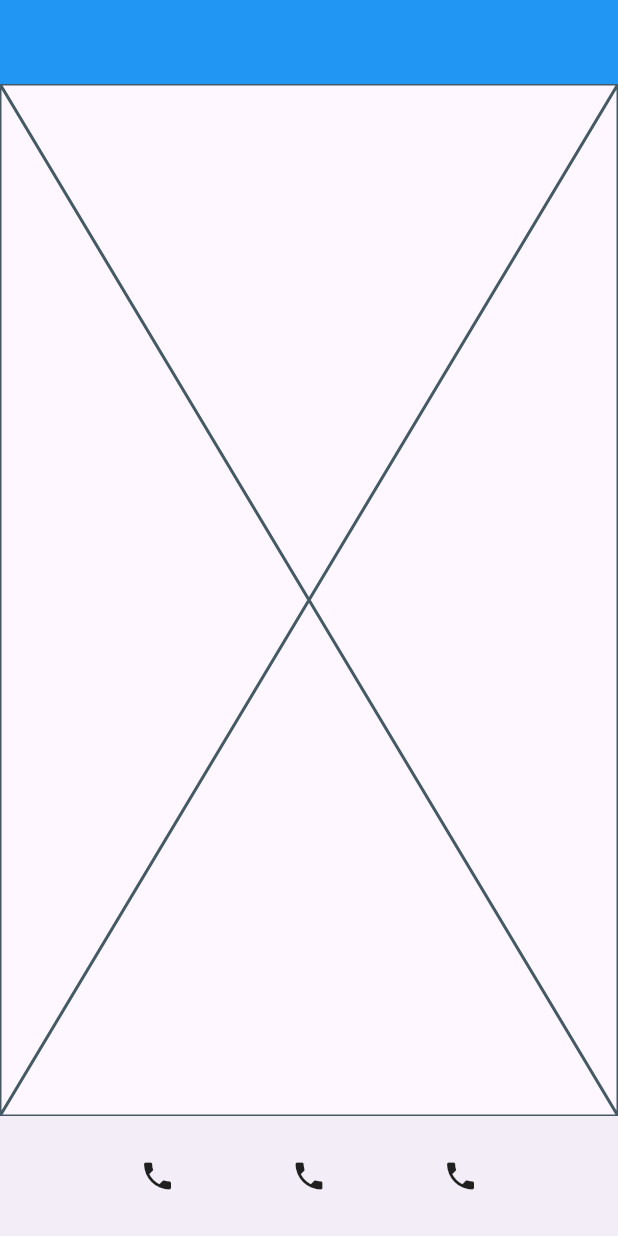
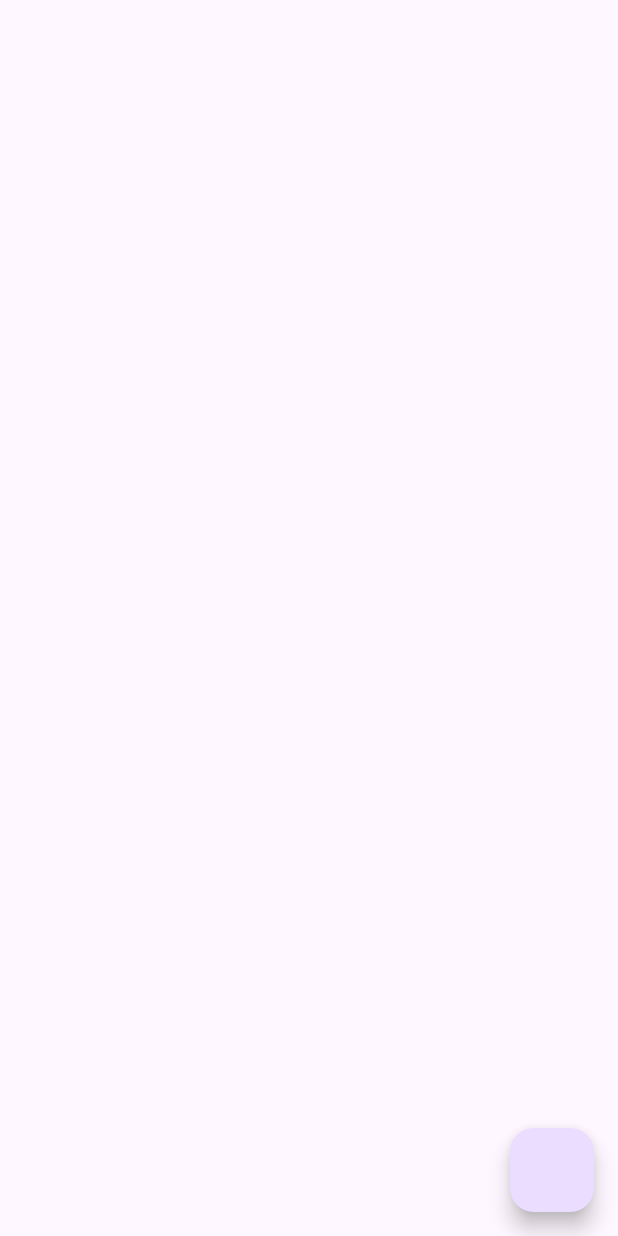
Before and after one commit to 3StarAnchovy/flutter_sample, a Flutter app: the screen it shows after launch, on a phone screen of 412 x 824 dp. Run offline on Flutter 3.47's test engine with Material 3 defaults, Android fonts, the phone set to English and light mode, and no system bars.

Commit message:
커스텀 다이얼로그

```diff
--- a/lib/main.dart
+++ b/lib/main.dart
@@ -3,8 +3,17 @@ import 'package:flutter_sample/sample/CustomDialog.dart';
 import 'package:flutter_sample/sample/CustomStateful.dart';
 
 void main() {
-  runApp(MyApp());
+  runApp(MaterialApp(home: MyApp()));
 }
+
+/*
+MatefialApp을 밖으로 빼니까 동작하노..? 왜 ..?
+
+컨텍스트 : 부모 위젯의 정보를 담고있는 변수
+1. 스캐폴드의 부모위젯을 마테리얼 앱으로 만들어줌
+-> showDialog(context) 입력이 강제되는데
+-> 마테리얼이 부모로 들어있어야 동작되게끔 설계되어있음
+*/
 
 class MyApp extends StatefulWidget {
   MyApp({super.key});
@@ -19,13 +28,7 @@ class _MyAppState extends State<MyApp> {
 
   @override
   Widget build(BuildContext context) {
-    return MaterialApp(
-      home: Scaffold(
-        appBar: AppBar(backgroundColor: Colors.blue),
-        body: Customdialog(),
-        bottomNavigationBar: BottomCustomBar(),
-      ),
-    );
+    return Scaffold(floatingActionButton: Customdialog());
   }
 }
 
```
Also changed, not shown: lib/sample/CustomDialog.dart (+27 -1 lines).
